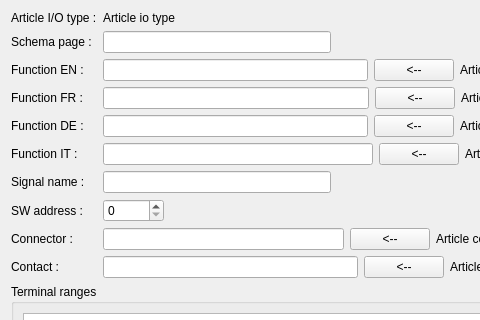
scandyna/multidiagtools, file tools/mdtcablelist/src/mdtClUnitConnectionDialog.ui: the form before one commit; both pictures show x 0 to 480 and y 0 to 320 of the 570 by 579 pixel window.
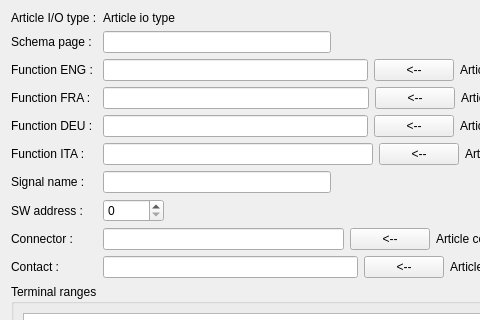
The form after the commit.

What changed in the file:
```diff
--- a/tools/mdtcablelist/src/mdtClUnitConnectionDialog.ui
+++ b/tools/mdtcablelist/src/mdtClUnitConnectionDialog.ui
@@ -63,7 +63,7 @@
      <item row="2" column="0">
       <widget class="QLabel" name="lbFunctionEN">
        <property name="text">
-        <string>Function EN :</string>
+        <string>Function ENG :</string>
        </property>
        <property name="buddy">
         <cstring>leFunctionEN</cstring>
@@ -94,7 +94,7 @@
      <item row="3" column="0">
       <widget class="QLabel" name="lbFunctionFR">
        <property name="text">
-        <string>Function FR :</string>
+        <string>Function FRA :</string>
        </property>
        <property name="buddy">
         <cstring>leFunctionFR</cstring>
@@ -125,7 +125,7 @@
      <item row="4" column="0">
       <widget class="QLabel" name="lbFunctionDE">
        <property name="text">
-        <string>Function DE :</string>
+        <string>Function DEU :</string>
        </property>
        <property name="buddy">
         <cstring>leFunctionDE</cstring>
@@ -156,7 +156,7 @@
      <item row="5" column="0">
       <widget class="QLabel" name="lbFunctionIT">
        <property name="text">
-        <string>Function IT :</string>
+        <string>Function ITA :</string>
        </property>
        <property name="buddy">
         <cstring>leFunctionIT</cstring>
```
